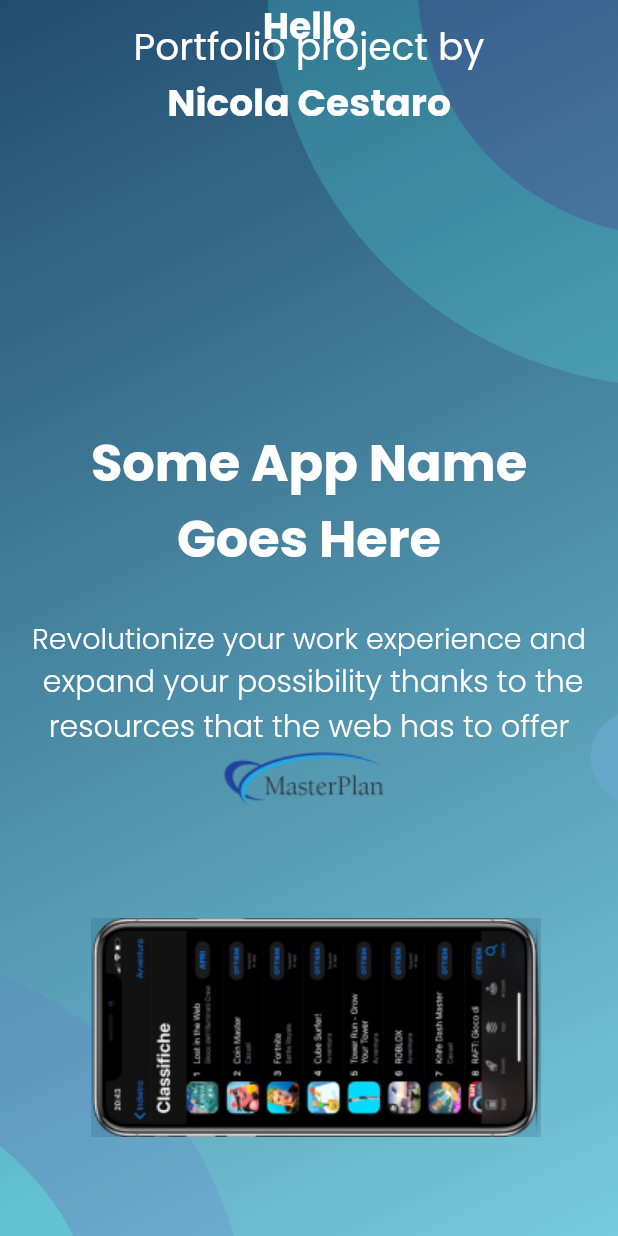
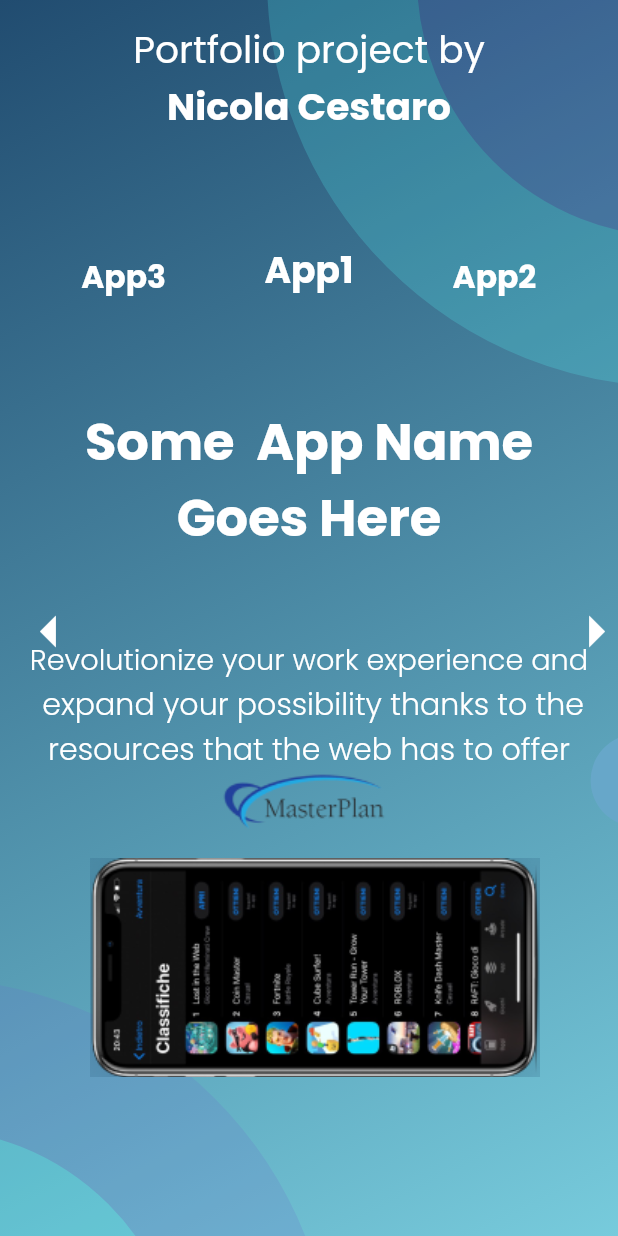
Before and after one commit to sagnik150699/Drenlabs-app-portfolio, a Flutter app: the screen it shows after launch, on a phone screen of 412 x 824 dp. Run offline on Flutter 3.47's test engine with Material 2 defaults, Android fonts, the phone set to English and light mode, and no system bars; drawn by our look-alikes of carousel_slider; our stand-ins replace flutter_svg, google_fonts.

Commit message:
Mobile Final without Mockup

```diff
--- a/app_portfolio/lib/ui/mobile.dart
+++ b/app_portfolio/lib/ui/mobile.dart
@@ -1,6 +1,6 @@
 import 'dart:ui';
-
 import 'package:app_portfolio/variables.dart';
+import 'package:flutter/gestures.dart';
 import 'package:flutter/material.dart';
 import 'package:flutter/rendering.dart';
 // import 'package:google_fonts/google_fonts.dart';
@@ -17,9 +17,25 @@ Variables variables = new Variables();
 class _MobileState extends State<Mobile> {
   double topONe = 150;
   double topTwo = 370;
-  double three = 0;
+  double three = -110;
+
+  final ScrollController controller = ScrollController();
+  CarouselController buttonCarouselController2 = CarouselController();
+  CarouselController buttonCarouselController1 = CarouselController();
+
+  @override
+  void initState() {
+    super.initState();
+  }
+
   @override
   Widget build(BuildContext context) {
+    final Size size = MediaQuery.of(context).size;
+    final double categoryHeight = size.height;
+    final double categoryWidth = size.width;
+    print(categoryWidth);
+    print(categoryHeight);
+
     return MaterialApp(
         home: Scaffold(
       body: NotificationListener(
@@ -52,76 +68,151 @@ class _MobileState extends State<Mobile> {
               child: SvgPicture.asset("images/Ovalbig.svg"),
             ),
             Positioned(
-              top: 450,
+              top: categoryHeight/1.77,
               left: topTwo,
               child: SvgPicture.asset("images/smallrectangle.svg"),
             ),
             Positioned(
-              top: 600,
+              top: categoryHeight/1.32,
               left: three,
               child: SvgPicture.asset("images/Oval.svg"),
             ),
             SafeArea(
               child: Container(
-                height: 100,
+                height: categoryHeight/7.97,
 //color: Colors.amber[200].withOpacity(0),
                 child: Center(
                   child: Column(
                     mainAxisAlignment: MainAxisAlignment.center,
                     children: [
                       variables.texts(
-                          "Portfolio project by", 25.0, FontWeight.normal),
-                      variables.texts("Nicola Cestaro", 25.0, FontWeight.bold)
+                          "Portfolio project by", categoryWidth/16.44, FontWeight.normal),
+                      variables.texts("Nicola Cestaro", categoryWidth/16.44, FontWeight.bold)
                     ],
                   ),
                 ),
               ),
             ),
-            ListView(
-              children: [
-                variables.texts("Hello", 24.0, FontWeight.bold)
-              ],
-            ),
-          //2nd carousel
-            Center(
+            //Second Carousel
+
+            //Second Scroll
+            SafeArea(
               child: CarouselSlider(
+                  carouselController: buttonCarouselController2,
                   items: [
+                    //First
                     Stack(children: [
                       Column(
                         mainAxisAlignment: MainAxisAlignment.center,
                         crossAxisAlignment: CrossAxisAlignment.center,
                         children: [
-                          variables.texts("Some App Name", 34.0, FontWeight.bold),
-                          variables.texts("Goes Here", 34.0, FontWeight.bold),
-                          SizedBox(height: 26),
+                          variables.texts(
+                              "Some  App Name", categoryWidth/12.08, FontWeight.bold),
+                          variables.texts("Goes Here", categoryWidth/12.08, FontWeight.bold),
+                          SizedBox(height: categoryHeight/15),
                           variables.texts(
                               "Revolutionize your work experience and",
-                              19.0,
+                              categoryWidth/21.5,
                               FontWeight.w300),
                           variables.texts(
                               " expand your possibility thanks to the ",
-                              20.0,
+                              categoryWidth/20.55,
                               FontWeight.w300),
-                          variables.texts("resources that the web has to offer ",
-                              20.0, FontWeight.w300),
+                          variables.texts(
+                              "resources that the web has to offer ",
+                              categoryWidth/20.55,
+                              FontWeight.w300),
                           //SizedBox(height: 50),
-                          Positioned(
-                            //top: 350,
-                            child: Image(
-                              image: AssetImage("images/master.png"),
-                            ),
+                          Image(
+                            image: AssetImage("images/master.png"),
                           ),
                         ],
                       ),
                       Positioned(
-                          top: 600,
+                          top: categoryHeight/1.44,
                           left: 40,
                           child: Image(
                               image: AssetImage("images/croppedmobile.png")))
                     ]),
+                    //Second
+                    Stack(children: [
+                      Column(
+                        mainAxisAlignment: MainAxisAlignment.center,
+                        crossAxisAlignment: CrossAxisAlignment.center,
+                        children: [
+                          variables.texts(
+                              "Some  App Name", categoryWidth/12.08, FontWeight.bold),
+                          variables.texts("Goes Here", categoryWidth/12.08, FontWeight.bold),
+                          SizedBox(height: categoryHeight/15),
+                          variables.texts(
+                              "Revolutionize your work experience and",
+                              categoryWidth/21.5,
+                              FontWeight.w300),
+                          variables.texts(
+                              " expand your possibility thanks to the ",
+                              categoryWidth/20.55,
+                              FontWeight.w300),
+                          variables.texts(
+                              "resources that the web has to offer ",
+                              categoryWidth/20.55,
+                              FontWeight.w300),
+                          //SizedBox(height: 50),
+                          Image(
+                            image: AssetImage("images/master.png"),
+                          ),
+                        ],
+                      ),
+                      Positioned(
+                          top: categoryHeight/1.44,
+                          left: 40,
+                          child: Image(
+                              image: AssetImage("images/croppedmobile.png")))
+                    ]),
+                    //Third
+                    Stack(children: [
+                      Column(
+                        mainAxisAlignment: MainAxisAlignment.center,
+                        crossAxisAlignment: CrossAxisAlignment.center,
+                        children: [
+                          variables.texts(
+                              "Some  App Name", categoryWidth/12.08, FontWeight.bold),
+                          variables.texts("Goes Here", categoryWidth/12.08, FontWeight.bold),
+                          SizedBox(height: categoryHeight/15),
+                          variables.texts(
+                              "Revolutionize your work experience and",
+                              categoryWidth/21.5,
+                              FontWeight.w300),
+                          variables.texts(
+                              " expand your possibility thanks to the ",
+                              categoryWidth/20.55,
+                              FontWeight.w300),
+                          variables.texts(
+                              "resources that the web has to offer ",
+                              categoryWidth/20.55,
+                              FontWeight.w300),
+                          //SizedBox(height: 50),
+                          Image(
+                            image: AssetImage("images/master.png"),
+                          ),
+                        ],
+                      ),
+                      Positioned(
+                          top: categoryHeight/1.44,
+                          left: 40,
+                          child: Image(
+                              image: AssetImage("images/croppedmobile.png")))
+                    ]),
+
                   ],
                   options: CarouselOptions(
-                    height: 800,
+                    onPageChanged: (index, CarouselPageChangedReason) {
+                      print(index);
+                      buttonCarouselController1.animateToPage(index,
+                          duration: Duration(milliseconds: 300),
+                          curve: Curves.linear);
+                    },
+                    // onScrolled: ,
+                    height: 900,
                     aspectRatio: 16 / 9,
                     viewportFraction: 1,
                     initialPage: 0,
@@ -135,38 +226,80 @@ class _MobileState extends State<Mobile> {
                     scrollDirection: Axis.horizontal,
                   )),
             ),
+            //First Carousel
+            SafeArea(
+              child: Align(
+                alignment: Alignment(0.5, -0.55),
+                child: CarouselSlider(
+                  carouselController: buttonCarouselController1,
+                  items: [
+                    variables.texts("App1", categoryWidth/17.125, FontWeight.bold),
+                    variables.texts("App2", categoryWidth/17.125, FontWeight.bold),
+                    variables.texts("App3", categoryWidth/17.125, FontWeight.bold),
+                    // variables.texts("App3", 24.0, FontWeight.bold),
+                  ],
+                  options: CarouselOptions(
+                    onPageChanged: (index, carouselpagechangedreason) {
+                      buttonCarouselController2.animateToPage(index,
+                          duration: Duration(milliseconds: 300),
+                          curve: Curves.linear);
+                    },
+                    height: 100,
+                    aspectRatio: 16 / 9,
+                    viewportFraction: 0.3,
+                    initialPage: 0,
+                    enableInfiniteScroll: true,
+                    reverse: false,
+                    autoPlay: false,
+                    autoPlayInterval: Duration(seconds: 3),
+                    autoPlayAnimationDuration: Duration(milliseconds: 800),
+                    autoPlayCurve: Curves.fastOutSlowIn,
+                    enlargeCenterPage: true,
+                    scrollDirection: Axis.horizontal,
+                  ),
+                ),
+              ),
+            ),
 
-//             ListView(
-//               scrollDirection: Axis.horizontal,
-//               children: <Widget>[
-//                 Column(
-//                   mainAxisAlignment: MainAxisAlignment.center,
-//                   crossAxisAlignment: CrossAxisAlignment.center,
-//                   children: [
-//                     variables.texts("Some App Name", 34.0, FontWeight.bold),
-//                     variables.texts("Goes Here", 34.0, FontWeight.bold),
-//                     SizedBox(height: 26),
-//                     variables.texts("Revolutionize your work experience and",
-//                         20.0, FontWeight.w300),
-//                     variables.texts(" expand your possibility thanks to the ",
-//                         20.0, FontWeight.w300),
-//                     variables.texts("resources that the web has to offer ",
-//                         20.0, FontWeight.w300),
-//                     SizedBox(height: 50),
-//                     Positioned(
-//                         //top: 350,
-//                         child: Image(image: AssetImage("images/master.png"),),
-//                     )
-//                     //variables.texts("MasterPlan", 26.0, FontWeight.w200),
-// //SizedBox(height: 0),
-//                   ],
-//                 ),
-//                 Container(
-//                   width: 800,
-//                   color: Colors.transparent,
-//                 ),
-//               ],
-//             ),
+            //Right button
+            Align(
+              alignment: Alignment.centerRight,
+              child: IconButton(
+                onPressed: () {
+                  // buttonCarouselController2.nextPage(
+                  //     duration: Duration(milliseconds: 300),
+                  //     curve: Curves.linear);
+
+                  buttonCarouselController1.nextPage(
+                      duration: Duration(milliseconds: 300),
+                      curve: Curves.linear);
+                },
+                icon: Icon(
+                  Icons.arrow_right_outlined,
+                  color: Colors.white,
+                  size: 50,
+                ),
+              ),
+            ),
+            //Left button
+            Align(
+              alignment: Alignment.centerLeft,
+              child: IconButton(
+                onPressed: () {
+                  // buttonCarouselController2.previousPage(
+                  //     duration: Duration(milliseconds: 300),
+                  //     curve: Curves.linear);
+                  buttonCarouselController1.previousPage(
+                      duration: Duration(milliseconds: 300),
+                      curve: Curves.linear);
+                },
+                icon: Icon(
+                  Icons.arrow_left_outlined,
+                  color: Colors.white,
+                  size: 50,
+                ),
+              ),
+            ),
           ],
         ),
       ),
```
Also changed, not shown: app_portfolio/images/Oval.svg, app_portfolio/images/smallrectangle.svg.
